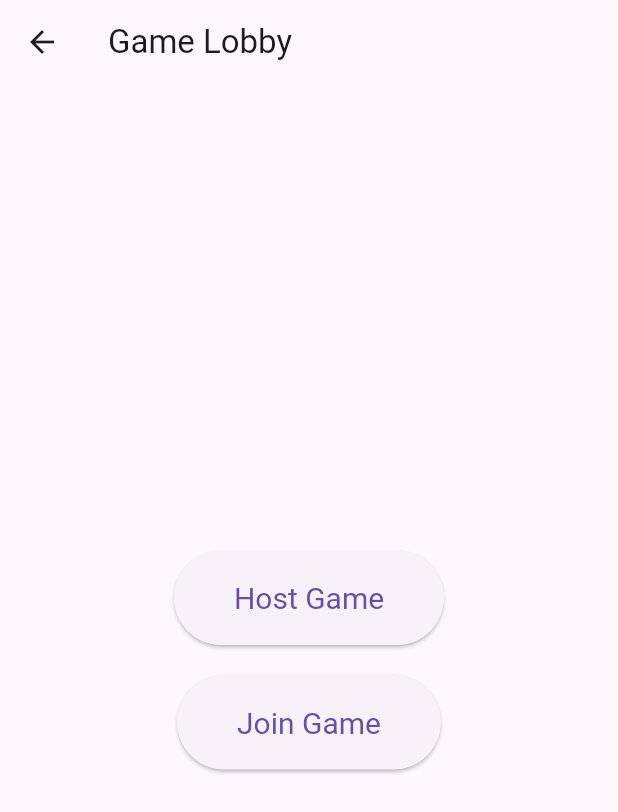
After one commit to Mehdi-Mouilbeau/naval_battle, a Flutter app: the LobbyScreen screen opened directly, after a tap on "Host Game", after a tap on "Cancel", on a phone screen of 412 x 824 dp. The commit adds this screen. Shown: the top 812 px of the screen. Run offline on Flutter 3.47's test engine with Material 3 defaults, Android fonts, the phone set to English and light mode, and no system bars; our stand-ins replace flutter_blue_plus, permission_handler, shared_preferences; missing offline and left inert: flutter_reactive_ble; accounts and stored records are empty.

Commit message:
dernier changement à retester. sauvegarde du mac

```diff
--- /dev/null
+++ b/lib/screens/lobby_screen.dart
@@ -0,0 +1,205 @@
+import 'package:flutter/material.dart';
+import 'package:flutter_blue_plus/flutter_blue_plus.dart';
+import 'package:permission_handler/permission_handler.dart';
+import '../services/ble_service.dart';
+import 'game_screen.dart';
+
+class LobbyScreen extends StatefulWidget {
+  const LobbyScreen({super.key});
+
+  @override
+  State<LobbyScreen> createState() => _LobbyScreenState();
+}
+
+class _LobbyScreenState extends State<LobbyScreen> {
+  final BleService _bleService = BleService();
+  List<BluetoothDevice> _devices = [];
+  bool _isScanning = false;
+  bool _isHost = false;
+  bool _isSearching = false;
+
+  @override
+  void initState() {
+    super.initState();
+    _initBle();
+  }
+
+  Future<void> _initBle() async {
+    await Permission.bluetooth.request();
+    await Permission.bluetoothConnect.request();
+    await Permission.bluetoothScan.request();
+    await Permission.bluetoothAdvertise.request();
+    await Permission.location.request();
+
+    bool isOn = await FlutterBluePlus.isSupported;
+    if (!isOn) {
+      if (mounted) {
+        ScaffoldMessenger.of(context).showSnackBar(
+          const SnackBar(content: Text('Bluetooth is not supported on this device')),
+        );
+      }
+      return;
+    }
+  }
+
+  Future<void> _startHosting() async {
+    setState(() {
+      _bleService.startAdvertising();
+      _isHost = true;
+      _isSearching = true;
+    });
+
+    try {
+      List<BluetoothDevice> devices = await _bleService.scanForDevices();
+      if (mounted) {
+        setState(() {
+          _devices = devices;
+          _isScanning = false;
+        });
+      }
+    } catch (e) {
+      if (mounted) {
+        ScaffoldMessenger.of(context).showSnackBar(
+          SnackBar(content: Text('Error scanning: $e')),
+        );
+        setState(() => _isScanning = false);
+      }
+    }
+  }
+
+  Future<void> _startJoining() async {
+    setState(() {
+      _isHost = false;
+      _isSearching = true;
+      _isScanning = true;
+      _devices.clear();
+    });
+
+    try {
+      List<BluetoothDevice> devices = await _bleService.scanForDevices();
+      if (mounted) {
+        setState(() {
+          _devices = devices;
+          _isScanning = false;
+        });
+      }
+    } catch (e) {
+      if (mounted) {
+        ScaffoldMessenger.of(context).showSnackBar(
+          SnackBar(content: Text('Error scanning: $e')),
+        );
+        setState(() => _isScanning = false);
+      }
+    }
+  }
+
+  Future<void> _connectToDevice(BluetoothDevice device) async {
+    setState(() => _isScanning = true);
+
+    bool connected = await _bleService.connect(device, asHost: _isHost);
+
+    if (mounted) {
+      setState(() => _isScanning = false);
+
+      if (connected) {
+        Navigator.pushReplacement(
+          context,
+          MaterialPageRoute(
+            builder: (context) => GameScreen(
+              bleService: _bleService,
+              isHost: _isHost,
+            ),
+          ),
+        );
+      } else {
+        ScaffoldMessenger.of(context).showSnackBar(
+          const SnackBar(content: Text('Failed to connect')),
+        );
+      }
+    }
+  }
+
+  @override
+  Widget build(BuildContext context) {
+    return Scaffold(
+      appBar: AppBar(
+        title: const Text('Game Lobby'),
+        leading: IconButton(
+          icon: const Icon(Icons.arrow_back),
+          onPressed: () => Navigator.pop(context),
+        ),
+      ),
+      body: _isSearching ? _buildSearchingView() : _buildInitialView(),
+    );
+  }
+
+  Widget _buildInitialView() {
+    return Center(
+      child: Column(
+        mainAxisAlignment: MainAxisAlignment.center,
+        children: [
+          ElevatedButton(
+            style: ElevatedButton.styleFrom(
+              padding: const EdgeInsets.symmetric(horizontal: 40, vertical: 20),
+              textStyle: const TextStyle(fontSize: 20),
+            ),
+            onPressed: _startHosting,
+            child: const Text('Host Game'),
+          ),
+          const SizedBox(height: 20),
+          ElevatedButton(
+            style: ElevatedButton.styleFrom(
+              padding: const EdgeInsets.symmetric(horizontal: 40, vertical: 20),
+              textStyle: const TextStyle(fontSize: 20),
+            ),
+            onPressed: _startJoining,
+            child: const Text('Join Game'),
+          ),
+        ],
+      ),
+    );
+  }
+
+  Widget _buildSearchingView() {
+    return Column(
+      children: [
+        Padding(
+          padding: const EdgeInsets.all(16.0),
+          child: Text(
+            _isHost ? 'Waiting for player to join...' : 'Searching for games...',
+            style: const TextStyle(fontSize: 20, fontWeight: FontWeight.bold),
+          ),
+        ),
+        if (_isScanning)
+          const Center(child: CircularProgressIndicator())
+        else
+          Expanded(
+            child: ListView.builder(
+              itemCount: _devices.length,
+              itemBuilder: (context, index) {
+                final device = _devices[index];
+                return ListTile(
+                  leading: const Icon(Icons.bluetooth),
+                  title: Text(device.platformName),
+                  subtitle: Text(device.remoteId.toString()),
+                  onTap: () => _connectToDevice(device),
+                );
+              },
+            ),
+          ),
+        Padding(
+          padding: const EdgeInsets.all(16.0),
+          child: ElevatedButton(
+            onPressed: () {
+              setState(() {
+                _isSearching = false;
+                _devices.clear();
+              });
+            },
+            child: const Text('Cancel'),
+          ),
+        ),
+      ],
+    );
+  }
+}
--- a/lib/services/ble_service.dart
+++ b/lib/services/ble_service.dart
@@ -1,48 +1,69 @@
 import 'dart:async';
 import 'dart:convert';
-import 'package:flutter_blue_plus/flutter_blue_plus.dart';
+import 'package:flutter_blue_plus/flutter_blue_plus.dart' as fbp;
+import 'package:flutter_reactive_ble/flutter_reactive_ble.dart' as frb;
 import 'package:naval_battle/model/position.dart';
 
+
 class BleService {
+  final frb.FlutterReactiveBle _ble = frb.FlutterReactiveBle();
+
+  void startAdvertising() async {
+    final characteristic = frb.QualifiedCharacteristic(
+      serviceId: frb.Uuid.parse("0000180D-0000-1000-8000-00805F9B34FB"),
+      characteristicId: frb.Uuid.parse("00002A37-0000-1000-8000-00805F9B34FB"),
+      deviceId: "host-device",
+    );
+
+    _ble.writeCharacteristicWithoutResponse(characteristic, value: [0x01]);
+    print("📡 Bluetooth Advertising Started");
+  }
   static const String SERVICE_UUID = "45DAD860-E7A7-4037-8B79-F0331E6C78AB";
   static const String CHARACTERISTIC_UUID =
       "45DAD861-E7A7-4037-8B79-F0331E6C78AB";
 
-  BluetoothDevice? connectedDevice;
-  BluetoothCharacteristic? characteristic;
+  fbp.BluetoothDevice? connectedDevice;
+  fbp.BluetoothCharacteristic? characteristic;
   StreamSubscription? characteristicSubscription;
 
   Function(Position)? onShotReceived;
   Function(Position, bool)? onHitResponseReceived;
   bool isHost = false;
 
-  Future<List<BluetoothDevice>> scanForDevices() async {
-    List<BluetoothDevice> devices = [];
+  Future<List<fbp.BluetoothDevice>> scanForDevices() async {
+  List<fbp.BluetoothDevice> devices = [];
 
   try {
-      await FlutterBluePlus.startScan(timeout: const Duration(seconds: 4));
+    await fbp.FlutterBluePlus.startScan(timeout: const Duration(seconds: 4));
 
-      await for (final result in FlutterBluePlus.scanResults) {
-        for (ScanResult r in result) {
+    await for (final result in fbp.FlutterBluePlus.scanResults) {
+      for (fbp.ScanResult r in result) {
         if (!devices.contains(r.device)) {
           devices.add(r.device);
         }
       }
     }
   } finally {
-      await FlutterBluePlus.stopScan();
+    await fbp.FlutterBluePlus.stopScan();
   }
 
   return devices;
 }
 
-  Future<bool> connect(BluetoothDevice device, {required bool asHost}) async {
+//  Stream<frb.DiscoveredDevice> scanForDevices() {
+//     return _ble.scanForDevices(
+//       withServices: [Uuid.parse("0000180D-0000-1000-8000-00805F9B34FB")],
+//       scanMode: ScanMode.lowLatency,
+//     );
+//   }
+
+  Future<bool> connect(fbp.BluetoothDevice device, {required bool asHost}) async {
     try {
       isHost = asHost;
       await device.connect();
       connectedDevice = device;
 
-      List<BluetoothService> services = await device.discoverServices();
+      List<fbp.BluetoothService> services = await device.discoverServices();
       for (var service in services) {
         if (service.uuid.toString() == SERVICE_UUID) {
           for (var char in service.characteristics) {
--- a/pubspec.yaml
+++ b/pubspec.yaml
@@ -10,6 +10,7 @@ dependencies:
   flutter:
     sdk: flutter
   flutter_blue_plus: ^1.35.3
+  flutter_reactive_ble: ^5.4.0
   permission_handler: ^11.4.0
   provider: ^6.1.1
   shared_preferences: ^2.2.2
```
Also changed, not shown: lib/screens/ble_setup_screen.dart (+50 -2 lines), lib/screens/home_screen.dart (+11 -15 lines), pubspec.lock, 6 other files. Lines whose indentation alone changed are shown as unchanged.
